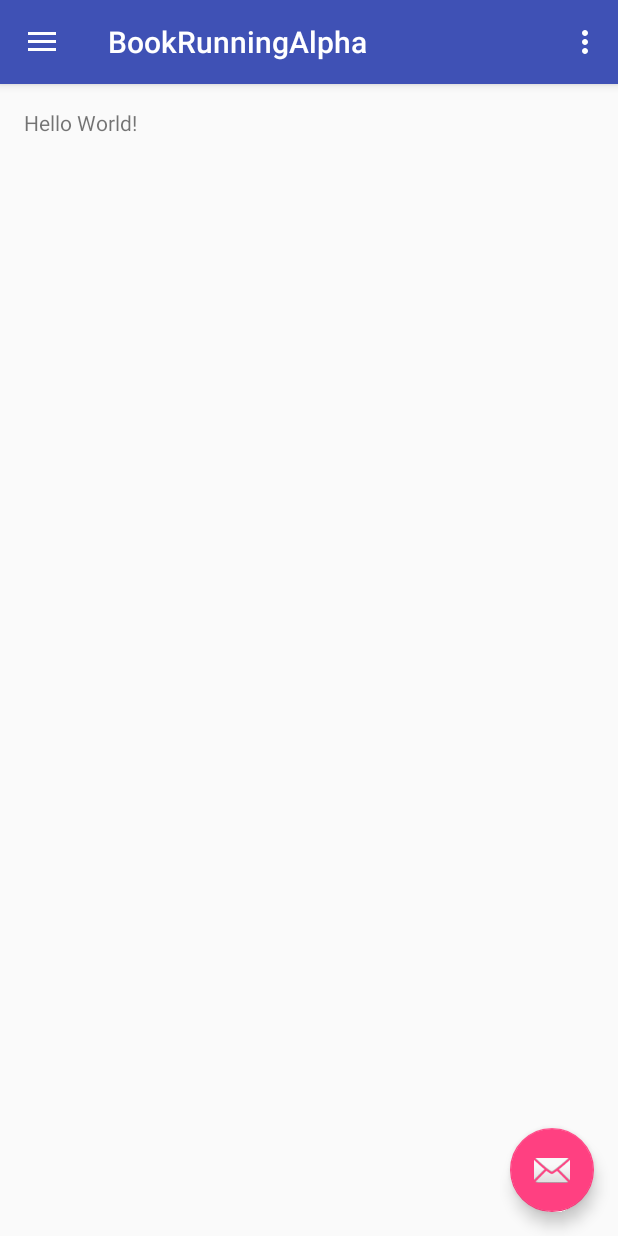
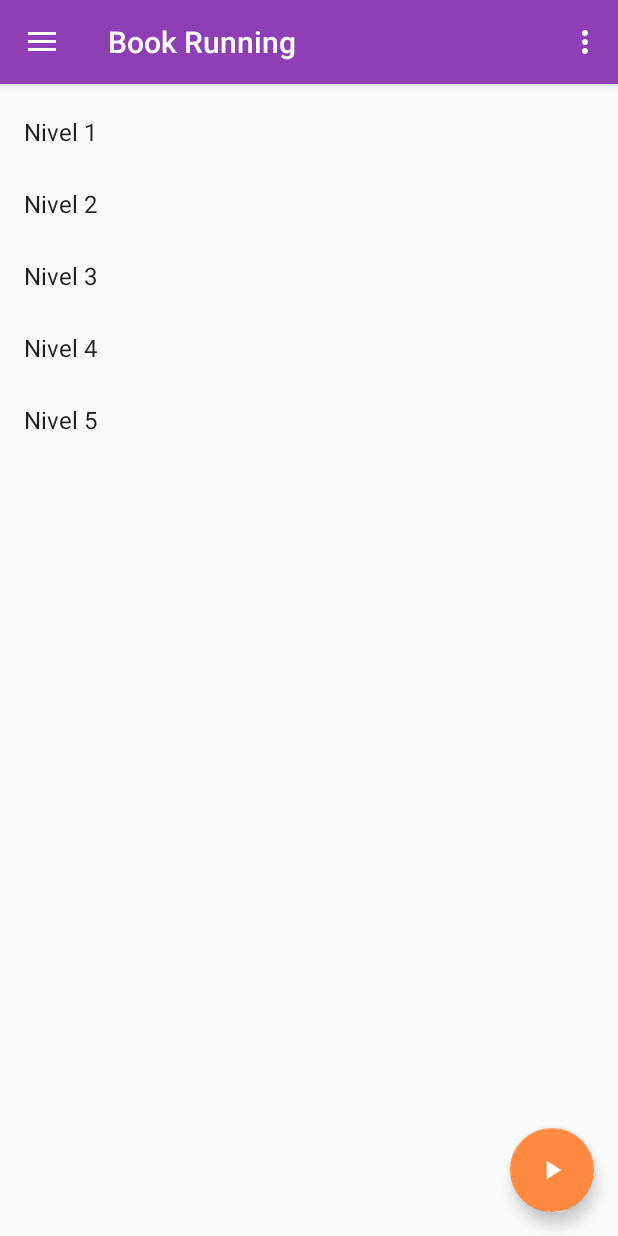
Before and after one commit to Adrihanx/BookRunningAlpha, an Android app: the screen it shows after launch (MainActivity), on a phone screen of 412 x 824 dp. Run offline under Robolectric (Android 15) with nearby library versions, the phone set to English and light mode, and no system bars.

Commit message:
Creación de la lista de niveles. Creación del fragmento adaptador. Adaptación de colores globales. Asignación de imagen de botón flotante. Reasignación del tamaño del main_container Creación del layout de los niveles. Creación de un ItemList con el estilo personalizado. Eliminado error del main.xml donde aparecia un icono. Creación del botón play llamado ic_play Eliminado texto "Hello Blank Fragment" del archivo strings.xml

```diff
--- a/app/build.gradle
+++ b/app/build.gradle
@@ -4,6 +4,7 @@ android {
     compileSdkVersion 25
     buildToolsVersion "25.0.2"
     defaultConfig {
+        vectorDrawables.useSupportLibrary = true
         applicationId "codesiders.bookrunningalpha"
         minSdkVersion 19
         targetSdkVersion 25
@@ -26,5 +27,6 @@ dependencies {
     })
     compile 'com.android.support:appcompat-v7:25.1.0'
     compile 'com.android.support:design:25.1.0'
+    compile 'com.android.support:support-v4:25.1.0'
     testCompile 'junit:junit:4.12'
 }
--- /dev/null
+++ b/app/src/main/java/codesiders/bookrunningalpha/LevelsFragment.java
@@ -0,0 +1,50 @@
+package codesiders.bookrunningalpha;
+
+import android.content.Context;
+import android.net.Uri;
+import android.os.Bundle;
+import android.support.v4.app.Fragment;
+import android.view.LayoutInflater;
+import android.view.View;
+import android.view.ViewGroup;
+import android.widget.ArrayAdapter;
+import android.widget.ListView;
+
+public class LevelsFragment extends Fragment {
+    ListView mLevelsList;
+    ArrayAdapter<String> mLevelsAdapter;
+    public LevelsFragment() {
+        // Required empty public constructor
+    }
+    public static LevelsFragment newInstance(){
+        LevelsFragment fragment = new LevelsFragment();
+        return fragment;
+    }
+    @Override
+    public void onCreate (Bundle savedInstanceState){
+        super.onCreate(savedInstanceState);
+        if (getArguments() !=null){
+            //Gets parametros
+        }
+    }
+    @Override
+    public View onCreateView(LayoutInflater inflater, ViewGroup container,
+                             Bundle savedInstanceState) {
+        View root = inflater.inflate(R.layout.fragment_levels, container, false);
+        mLevelsList = (ListView) root.findViewById(R.id.levels_list);
+        String[] leadsNames = {
+                "Nivel 1",
+                "Nivel 2",
+                "Nivel 3",
+                "Nivel 4",
+                "Nivel 5"
+        };
+
+        mLevelsAdapter = new ArrayAdapter<>(
+                getActivity(),
+                android.R.layout.simple_list_item_1,
+                leadsNames);
+        mLevelsList.setAdapter(mLevelsAdapter);
+        return root;
+    }
+}
--- a/app/src/main/java/codesiders/bookrunningalpha/MainActivity.java
+++ b/app/src/main/java/codesiders/bookrunningalpha/MainActivity.java
@@ -22,7 +22,16 @@ public class MainActivity extends AppCompatActivity
         setContentView(R.layout.activity_main);
         Toolbar toolbar = (Toolbar) findViewById(R.id.toolbar);
         setSupportActionBar(toolbar);
+            //agregar fragmento
+        LevelsFragment leadsFragment = (LevelsFragment)
+                getSupportFragmentManager().findFragmentById(R.id.levels_container);
 
+        if (leadsFragment == null) {
+            leadsFragment = LevelsFragment.newInstance();
+            getSupportFragmentManager().beginTransaction()
+                    .add(R.id.levels_container, leadsFragment)
+                    .commit();
+        }
         FloatingActionButton fab = (FloatingActionButton) findViewById(R.id.fab);
         fab.setOnClickListener(new View.OnClickListener() {
             @Override
--- /dev/null
+++ b/app/src/main/res/drawable/ic_play.xml
@@ -0,0 +1,9 @@
+<vector xmlns:android="http://schemas.android.com/apk/res/android"
+        android:width="24dp"
+        android:height="24dp"
+        android:viewportWidth="24.0"
+        android:viewportHeight="24.0">
+    <path
+        android:fillColor="#FF000000"
+        android:pathData="M8,5v14l11,-7z"/>
+</vector>
--- a/app/src/main/res/drawable/side_nav_bar.xml
+++ b/app/src/main/res/drawable/side_nav_bar.xml
@@ -2,8 +2,8 @@
     android:shape="rectangle">
     <gradient
         android:angle="135"
-        android:centerColor="#a04caf"
+        android:centerColor="#c60a58"
         android:endColor="#824eb0"
-        android:startColor="#b04e87"
+        android:startColor="#ce620f"
         android:type="linear" />
 </shape>
--- a/app/src/main/res/layout/app_bar_main.xml
+++ b/app/src/main/res/layout/app_bar_main.xml
@@ -29,6 +29,6 @@
         android:layout_height="wrap_content"
         android:layout_gravity="bottom|end"
         android:layout_margin="@dimen/fab_margin"
-        app:srcCompat="@android:drawable/ic_dialog_email" />
+        app:srcCompat="@mipmap/ic_play" />
 
 </android.support.design.widget.CoordinatorLayout>
--- a/app/src/main/res/layout/content_main.xml
+++ b/app/src/main/res/layout/content_main.xml
@@ -2,19 +2,10 @@
 <RelativeLayout xmlns:android="http://schemas.android.com/apk/res/android"
     xmlns:app="http://schemas.android.com/apk/res-auto"
     xmlns:tools="http://schemas.android.com/tools"
-    android:id="@+id/content_main"
+    android:id="@+id/levels_container"
     android:layout_width="match_parent"
     android:layout_height="match_parent"
-    android:paddingBottom="@dimen/activity_vertical_margin"
-    android:paddingLeft="@dimen/activity_horizontal_margin"
-    android:paddingRight="@dimen/activity_horizontal_margin"
-    android:paddingTop="@dimen/activity_vertical_margin"
     app:layout_behavior="@string/appbar_scrolling_view_behavior"
     tools:context="codesiders.bookrunningalpha.MainActivity"
     tools:showIn="@layout/app_bar_main">
-
-    <TextView
-        android:layout_width="wrap_content"
-        android:layout_height="wrap_content"
-        android:text="Hello World!" />
 </RelativeLayout>
--- /dev/null
+++ b/app/src/main/res/layout/fragment_levels.xml
@@ -0,0 +1,14 @@
+<FrameLayout xmlns:android="http://schemas.android.com/apk/res/android"
+    xmlns:tools="http://schemas.android.com/tools"
+    android:layout_width="match_parent"
+    android:layout_height="match_parent"
+    android:paddingTop="8dp"
+    tools:context="codesiders.bookrunningalpha.LevelsFragment">
+    <ListView
+        android:id="@+id/levels_list"
+        android:layout_width="match_parent"
+        android:layout_height="match_parent"
+        android:divider="@null"
+        />
+
+</FrameLayout>
--- a/app/src/main/res/menu/main.xml
+++ b/app/src/main/res/menu/main.xml
@@ -2,7 +2,6 @@
 <menu xmlns:android="http://schemas.android.com/apk/res/android"
     xmlns:app="http://schemas.android.com/apk/res-auto">
     <item
-        android:icon="@mipmap/ic_launcher"
         android:id="@+id/action_settings"
         android:orderInCategory="100"
         android:title="@string/action_settings"
--- a/app/src/main/res/values/colors.xml
+++ b/app/src/main/res/values/colors.xml
@@ -1,6 +1,6 @@
 <?xml version="1.0" encoding="utf-8"?>
 <resources>
-    <color name="colorPrimary">#3F51B5</color>
-    <color name="colorPrimaryDark">#303F9F</color>
-    <color name="colorAccent">#FF4081</color>
+    <color name="colorPrimary">#8e3fb5</color>
+    <color name="colorPrimaryDark">#68309f</color>
+    <color name="colorAccent">#ff8940</color>
 </resources>
--- a/app/src/main/res/values/strings.xml
+++ b/app/src/main/res/values/strings.xml
@@ -1,5 +1,5 @@
 <resources>
-    <string name="app_name">BookRunningAlpha</string>
+    <string name="app_name">Book Running</string>
 
     <string name="navigation_drawer_open">Open navigation drawer</string>
     <string name="navigation_drawer_close">Close navigation drawer</string>
```
Also changed, not shown: app/src/main/res/layout/level_layout.xml (added, +44 -0 lines), app/src/main/ic_play-web.png (added), app/src/main/res/mipmap-hdpi/ic_play.png (added), app/src/main/res/mipmap-mdpi/ic_play.png (added), app/src/main/res/mipmap-xhdpi/ic_play.png (added), app/src/main/res/mipmap-xxhdpi/ic_play.png (added), app/src/main/res/mipmap-xxxhdpi/ic_play.png (added).
